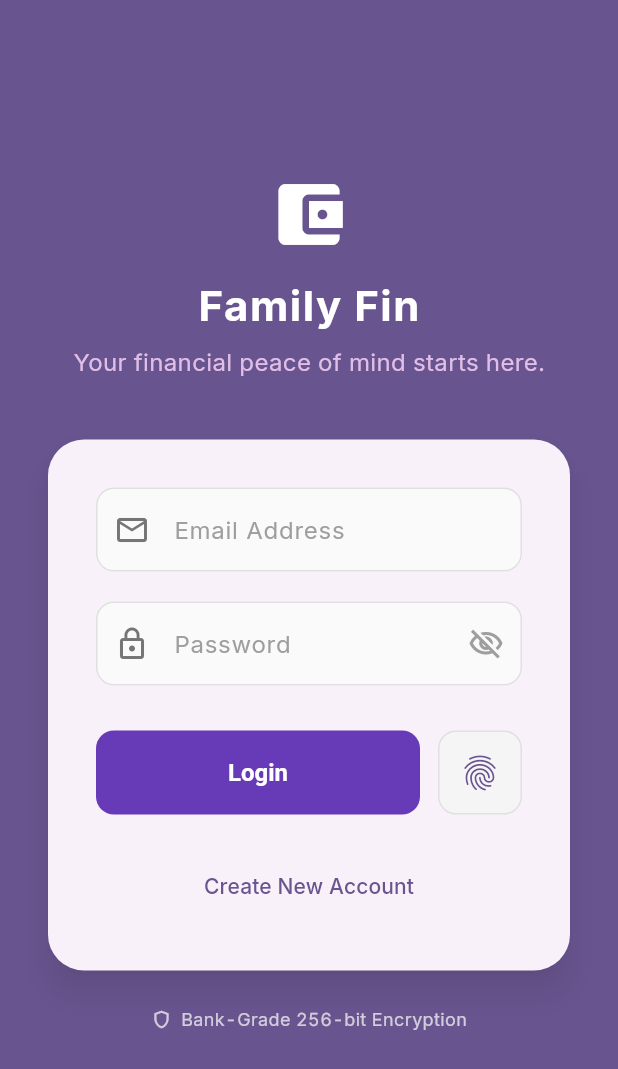
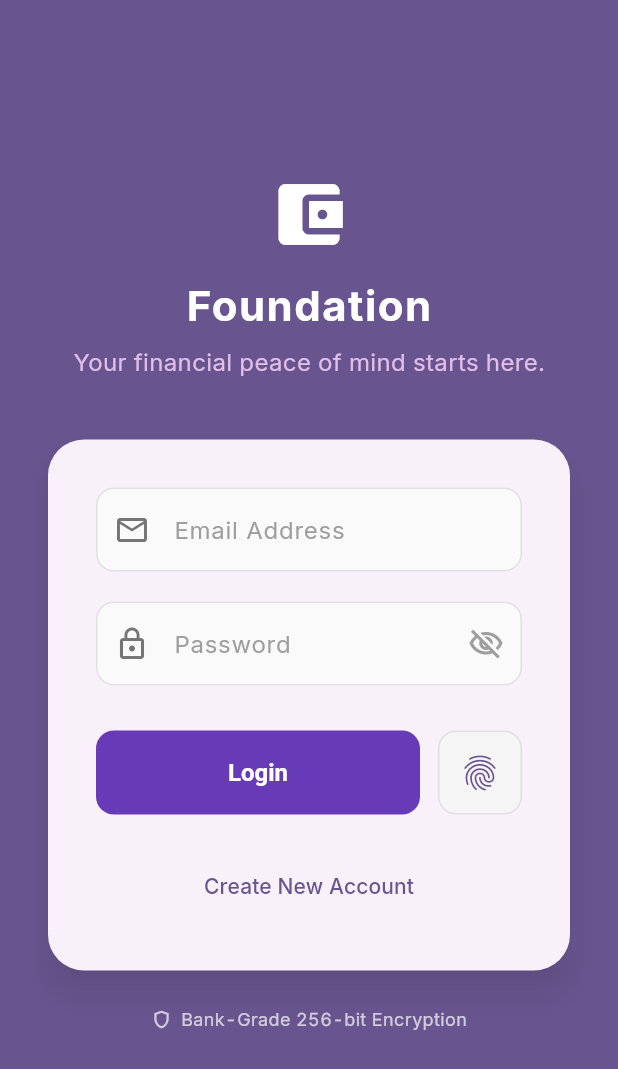
Before and after one commit to TheSamarthShah/familyfin_flutter, a Flutter app: the screen it shows after launch, on a phone screen of 412 x 824 dp. Shown: the top 1069 px of the screen. Run offline on Flutter 3.47's test engine with Material 3 defaults, Android fonts, the phone set to English and light mode, and no system bars; our stand-ins replace geocoding, geolocator, google_fonts, supabase_flutter; accounts and stored records are empty.

Commit message:
Changed icon and project name

```diff
--- a/lib/l10n/app_en.arb
+++ b/lib/l10n/app_en.arb
@@ -1,5 +1,5 @@
 {
-    "appTitle": "Family Fin",
+    "appTitle": "Foundation",
     "loginTitle": "Welcome Back",
     "loginBtn": "Login",
     "registerLink": "Create New Account",
--- a/lib/l10n/app_localizations.dart
+++ b/lib/l10n/app_localizations.dart
@@ -103,7 +103,7 @@ abstract class AppLocalizations {
   /// No description provided for @appTitle.
   ///
   /// In en, this message translates to:
-  /// **'Family Fin'**
+  /// **'Foundation'**
   String get appTitle;
 
   /// No description provided for @loginTitle.
--- a/lib/l10n/app_localizations_en.dart
+++ b/lib/l10n/app_localizations_en.dart
@@ -9,7 +9,7 @@ class AppLocalizationsEn extends AppLocalizations {
   AppLocalizationsEn([String locale = 'en']) : super(locale);
 
   @override
-  String get appTitle => 'Family Fin';
+  String get appTitle => 'Foundation';
 
   @override
   String get loginTitle => 'Welcome Back';
--- a/lib/main.dart
+++ b/lib/main.dart
@@ -1,8 +1,8 @@
-import 'package:familyfin/l10n/app_localizations.dart';
-import 'package:familyfin/screens/pages/all_logs_screen.dart';
-import 'package:familyfin/screens/pages/dashboard_screen.dart';
 import 'package:flutter/material.dart';
 import 'package:flutter_localizations/flutter_localizations.dart';
+import 'package:foundation_app/l10n/app_localizations.dart';
+import 'package:foundation_app/screens/pages/all_logs_screen.dart';
+import 'package:foundation_app/screens/pages/dashboard_screen.dart';
 import 'package:supabase_flutter/supabase_flutter.dart';
 
 import 'core/app_theme.dart';
--- a/lib/screens/auth/login_screen.dart
+++ b/lib/screens/auth/login_screen.dart
@@ -1,5 +1,5 @@
-import 'package:familyfin/l10n/app_localizations.dart';
 import 'package:flutter/material.dart';
+import 'package:foundation_app/l10n/app_localizations.dart';
 import '../../widgets/responsive_center.dart';
 import '../../services/auth_service.dart';
 
--- a/lib/screens/auth/register_screen.dart
+++ b/lib/screens/auth/register_screen.dart
@@ -1,5 +1,5 @@
-import 'package:familyfin/l10n/app_localizations.dart';
 import 'package:flutter/material.dart';
+import 'package:foundation_app/l10n/app_localizations.dart';
 import '../../widgets/responsive_center.dart';
 import '../../services/auth_service.dart';
 
--- a/lib/screens/pages/all_logs_screen.dart
+++ b/lib/screens/pages/all_logs_screen.dart
@@ -1,5 +1,5 @@
-import 'package:familyfin/screens/pages/log_detail_screen.dart';
-import 'package:familyfin/widgets/dashboard_widgets.dart';
+import 'package:foundation_app/screens/pages/log_detail_screen.dart';
+import 'package:foundation_app/widgets/dashboard_widgets.dart';
 import 'package:flutter/material.dart';
 import 'package:intl/intl.dart';
 import '../../widgets/responsive_center.dart';
--- a/lib/screens/pages/log_detail_screen.dart
+++ b/lib/screens/pages/log_detail_screen.dart
@@ -1,4 +1,4 @@
-import 'package:familyfin/screens/pages/edit_log_screen.dart';
+import 'package:foundation_app/screens/pages/edit_log_screen.dart';
 import 'package:flutter/material.dart';
 import 'package:intl/intl.dart';
 import '../../core/app_theme.dart';
--- a/lib/services/auth_service.dart
+++ b/lib/services/auth_service.dart
@@ -1,4 +1,4 @@
-import 'package:familyfin/services/user_service.dart';
+import 'package:foundation_app/services/user_service.dart';
 import 'package:supabase_flutter/supabase_flutter.dart';
 
 class AuthService {
```
Also changed, not shown: lib/screens/pages/dashboard_screen.dart (+5 -5 lines), lib/screens/pages/edit_log_screen.dart (+4 -4 lines), lib/screens/pages/verify_batch_screen.dart (+5 -5 lines), pubspec.yaml (+21 -2 lines), assets/icon/app_icon.png (added), pubspec.lock, 42 other files.
